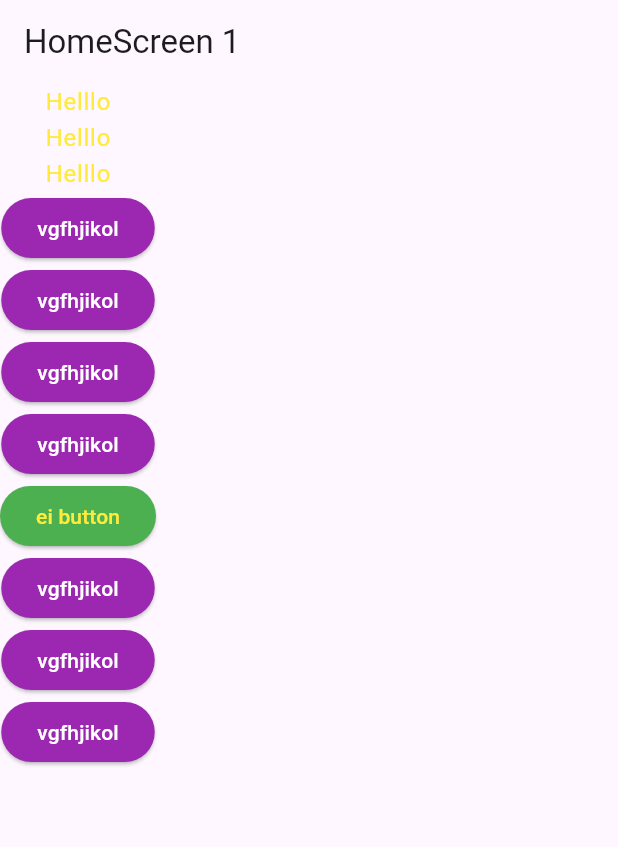
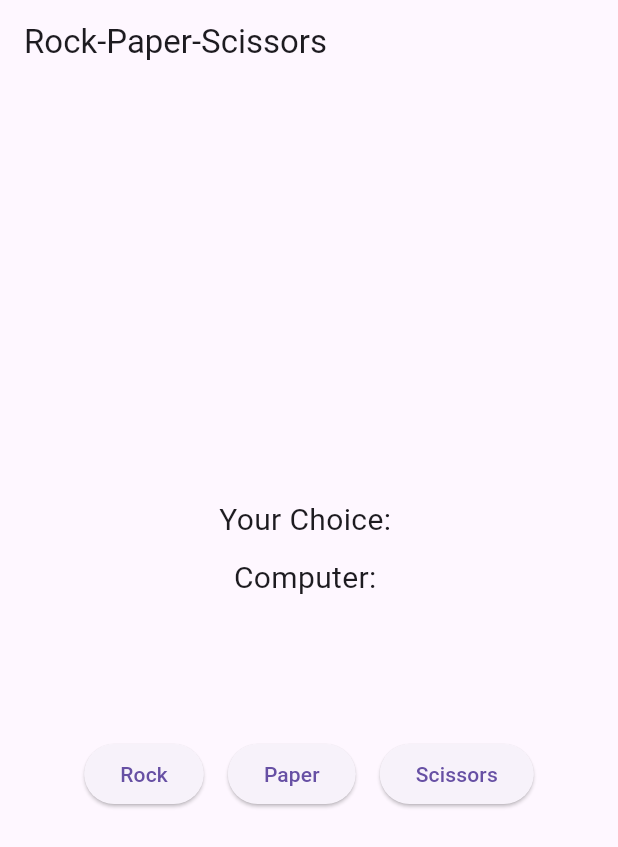
Before and after one commit to HasanJuned/testing2, a Flutter app: the screen it shows after launch, on a phone screen of 412 x 824 dp. Shown: the top 847 px of the screen. Run offline on Flutter 3.47's test engine with Material 3 defaults, Android fonts, the phone set to English and light mode, and no system bars; our stand-ins replace get.

Commit message:
rock-paper-scissor

```diff
--- a/lib/main.dart
+++ b/lib/main.dart
@@ -1,90 +1,82 @@
+import 'dart:math';
 import 'package:flutter/material.dart';
+import 'package:get/get.dart';
 
 void main() {
-  runApp(MyApp());
+  runApp(const MyApp());
 }
 
 class MyApp extends StatelessWidget {
+  const MyApp({super.key});
+
   @override
   Widget build(BuildContext context) {
-    return MaterialApp(
-      theme: ThemeData(
-          brightness: Brightness.light,
-          textTheme: TextTheme(bodyLarge: TextStyle(color: Colors.yellow)),
-          elevatedButtonTheme: ElevatedButtonThemeData(
-              style: ElevatedButton.styleFrom(
-                  backgroundColor: Colors.purple,
-                  foregroundColor: Colors.white))),
-
-      // theme: ThemeData(
-      //   brightness: Brightness.light,
-      //   textTheme: TextTheme(
-      //     bodyMedium: TextStyle(color: Colors.green),
-      //   ),
-      // ),
-      //   elevatedButtonTheme: ElevatedButtonThemeData(
-      //     style: ElevatedButton.styleFrom(
-      //       backgroundColor: Colors.yellow, // Button color
-      //       foregroundColor: Colors.white, // Text color
-      //       textStyle: TextStyle(fontSize: 18),
-      //     ),
-      //   ),
-      // ),
-      // darkTheme: ThemeData(
-      //   primarySwatch: Colors.red,
-      //   brightness: Brightness.dark,
-      //   textTheme: TextTheme(
-      //     bodyMedium: TextStyle(color: Colors.white),
-      //   ),
-      // ),
-      //themeMode: ThemeMode.system,
-      home: HomeScreen(),
+    return GetMaterialApp(
+      debugShowCheckedModeBanner: false,
+      home: RockPaperScissorsGame(),
     );
   }
 }
 
-class HomeScreen extends StatelessWidget {
+class GameController extends GetxController {
+  var choices = ["Rock", "Paper", "Scissors"];
+  var userChoice = "".obs;
+  var computerChoice = "".obs;
+  var result = "".obs;
+
+  void playGame(String choice) {
+    userChoice.value = choice;
+    computerChoice.value = choices[Random().nextInt(3)];
+
+    if (userChoice.value == computerChoice.value) {
+      result.value = "It's a Draw!";
+    } else if (
+    (userChoice.value == "Rock" && computerChoice.value == "Scissors") ||
+        (userChoice.value == "Paper" && computerChoice.value == "Rock") ||
+        (userChoice.value == "Scissors" && computerChoice.value == "Paper")) {
+      result.value = "You Win!";
+    } else {
+      result.value = "You Lose!";
+    }
+  }
+}
+
+class RockPaperScissorsGame extends StatelessWidget {
+  final GameController controller = Get.put(GameController());
+
+  RockPaperScissorsGame({super.key});
+
   @override
   Widget build(BuildContext context) {
     return Scaffold(
-      appBar: AppBar(title: Text('HomeScreen 1')),
-      body: Column(
-        children: [
-          Text(
-            'Helllo',
-            style: Theme.of(context).textTheme.bodyLarge,
-          ),
-          Text(
-            'Helllo',
-            style: Theme.of(context).textTheme.bodyLarge,
-          ),
-          Text(
-            'Helllo',
-            style: Theme.of(context).textTheme.bodyLarge,
-          ),
-          ElevatedButton(
-            onPressed: () {},
-            child: Text('vgfhjikol'),
-          ),
-          ElevatedButton(onPressed: () {}, child: Text('vgfhjikol')),
-          ElevatedButton(onPressed: () {}, child: Text('vgfhjikol')),
-          ElevatedButton(onPressed: () {}, child: Text('vgfhjikol')),
-          Theme(
-            data: ThemeData(
-              elevatedButtonTheme: ElevatedButtonThemeData(
-                  style: ElevatedButton.styleFrom(
-                      backgroundColor: Colors.green,
-                      foregroundColor: Colors.yellow)),
+      appBar: AppBar(title: const Text("Rock-Paper-Scissors")),
+      body: Center(
+        child: Column(
+          mainAxisAlignment: MainAxisAlignment.center,
+          children: [
+            Obx(() => Text("Your Choice: ${controller.userChoice.value}",
+                style: TextStyle(fontSize: 20))),
+            const SizedBox(height: 10),
+            Obx(() => Text("Computer: ${controller.computerChoice.value}",
+                style: TextStyle(fontSize: 20))),
+            const SizedBox(height: 20),
+            Obx(() => Text(controller.result.value,
+                style: TextStyle(fontSize: 24, fontWeight: FontWeight.bold))),
+            const SizedBox(height: 30),
+            Row(
+              mainAxisAlignment: MainAxisAlignment.center,
+              children: controller.choices
+                  .map((choice) => Padding(
+                padding: const EdgeInsets.all(8.0),
+                child: ElevatedButton(
+                  onPressed: () => controller.playGame(choice),
+                  child: Text(choice),
+                ),
+              ))
+                  .toList(),
             ),
-            child: ElevatedButton(
-              onPressed: () {},
-              child: Text('ei button'),
-            ),
-          ),
-          ElevatedButton(onPressed: () {}, child: Text('vgfhjikol')),
-          ElevatedButton(onPressed: () {}, child: Text('vgfhjikol')),
-          ElevatedButton(onPressed: () {}, child: Text('vgfhjikol')),
-        ],
+          ],
+        ),
       ),
     );
   }
```
